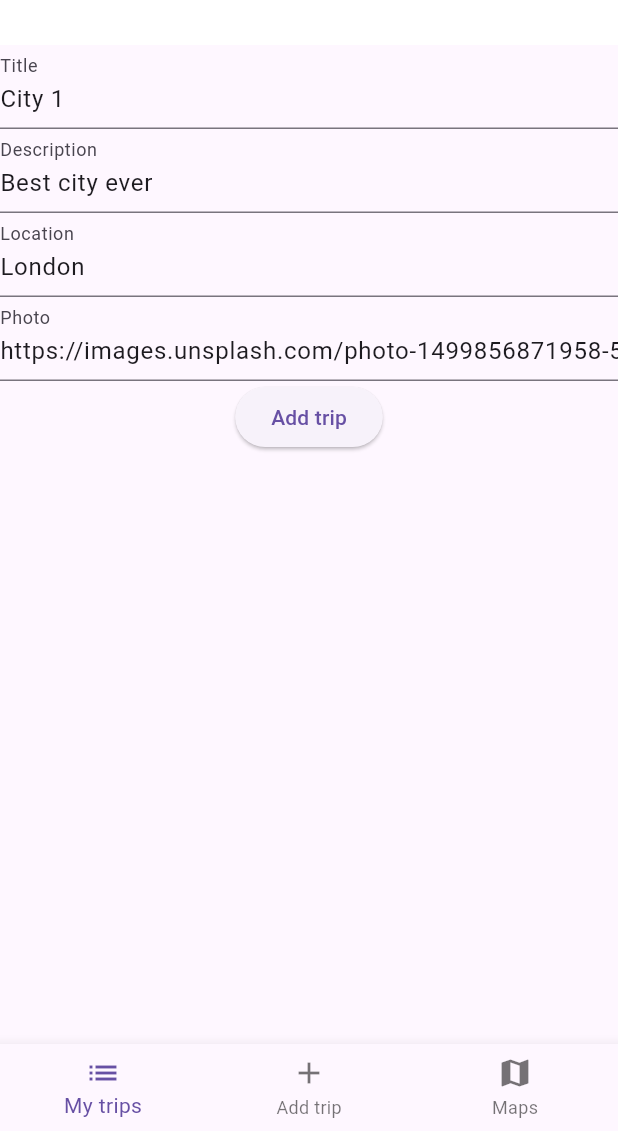
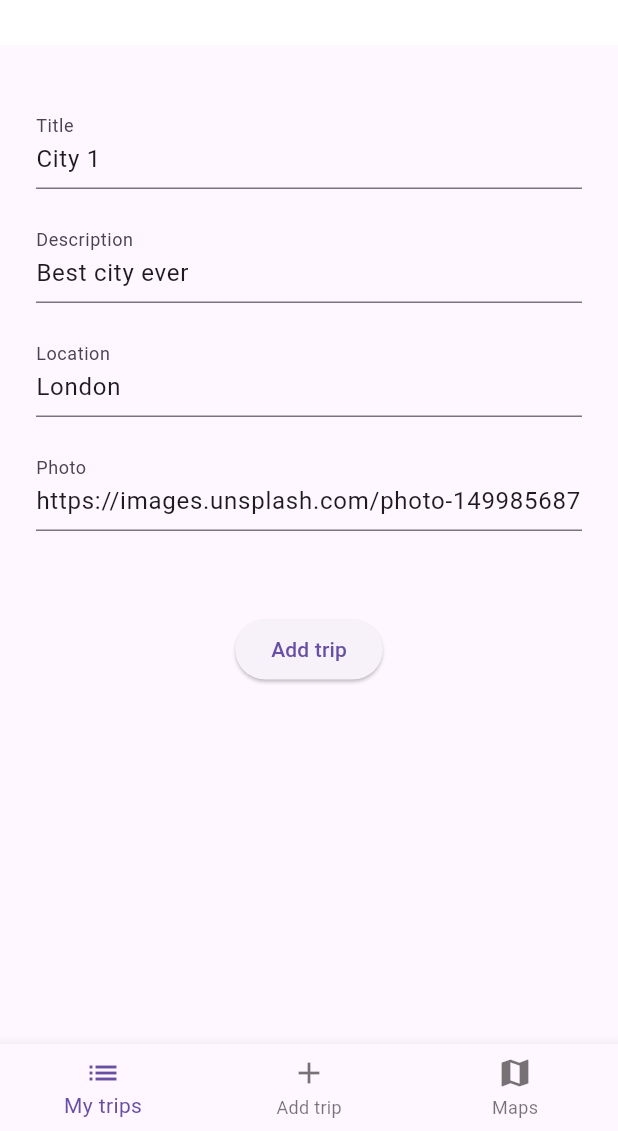
Before and after one commit to MoaazAtik/Travel-App, a Flutter app: the screen it shows after launch, swiped to page 2, on a phone screen of 412 x 824 dp, the part 105-1236 px from its top. Run offline on Flutter 3.47's test engine with Material 3 defaults, Android fonts, the phone set to English and light mode, and no system bars; our stand-ins replace flutter_riverpod, hive, hive_flutter; accounts and stored records are empty.

Commit message:
feat: Enhance UI of AddTripScreen
This commit introduces a reusable `CustomTextFormField` widget.

- It takes a `TextEditingController` and a `labelText` as parameters.
- It applies a consistent horizontal margin.

This widget has been integrated into `AddTripScreen` to replace individual `TextFormField` instances, simplifying the form structure.

```diff
--- a/lib/features/trip/ui/pages/add_trip_screen.dart
+++ b/lib/features/trip/ui/pages/add_trip_screen.dart
@@ -3,6 +3,7 @@ import 'package:flutter_riverpod/flutter_riverpod.dart';
 
 import '../../domain/entities/trip.dart';
 import '../providers/trip_provider.dart';
+import '../widgets/custom_text_form_field.dart';
 
 class AddTripScreen extends ConsumerWidget {
   AddTripScreen({super.key});
@@ -23,23 +24,23 @@ class AddTripScreen extends ConsumerWidget {
     return Form(
       key: _formKey,
       child: Column(
+        spacing: 20.0,
         children: [
-          TextFormField(
-            controller: _titleController,
-            decoration: InputDecoration(labelText: "Title"),
+          SizedBox(height: 20),
+          CustomTextFormField(controller: _titleController, labelText: "Title"),
+          CustomTextFormField(
+            controller: _descController,
+            labelText: "Description",
           ),
-          TextFormField(
-            controller: _descController,
-            decoration: InputDecoration(labelText: "Description"),
+          CustomTextFormField(
+            controller: _locationController,
+            labelText: "Location",
           ),
-          TextFormField(
-            controller: _locationController,
-            decoration: InputDecoration(labelText: "Location"),
+          CustomTextFormField(
+            controller: _pictureController,
+            labelText: "Photo",
           ),
-          TextFormField(
-            controller: _pictureController,
-            decoration: InputDecoration(labelText: "Photo"),
-          ),
+          SizedBox(height: 15),
           ElevatedButton(
             onPressed: () {
               pictures.add(_pictureController.text);
--- a/lib/features/trip/ui/providers/trip_provider.dart
+++ b/lib/features/trip/ui/providers/trip_provider.dart
@@ -1,5 +1,3 @@
-import 'dart:nativewrappers/_internal/vm/lib/ffi_allocation_patch.dart';
-
 import 'package:flutter_riverpod/flutter_riverpod.dart';
 import 'package:hive_flutter/hive_flutter.dart';
 
--- /dev/null
+++ b/lib/features/trip/ui/widgets/custom_text_form_field.dart
@@ -0,0 +1,23 @@
+import 'package:flutter/material.dart';
+
+class CustomTextFormField extends StatelessWidget {
+  const CustomTextFormField({
+    super.key,
+    required this.controller,
+    required this.labelText,
+  });
+
+  final TextEditingController controller;
+  final String labelText;
+
+  @override
+  Widget build(BuildContext context) {
+    return Container(
+      margin: const EdgeInsets.symmetric(horizontal: 24.0),
+      child: TextFormField(
+        controller: controller,
+        decoration: InputDecoration(labelText: labelText),
+      ),
+    );
+  }
+}
```
